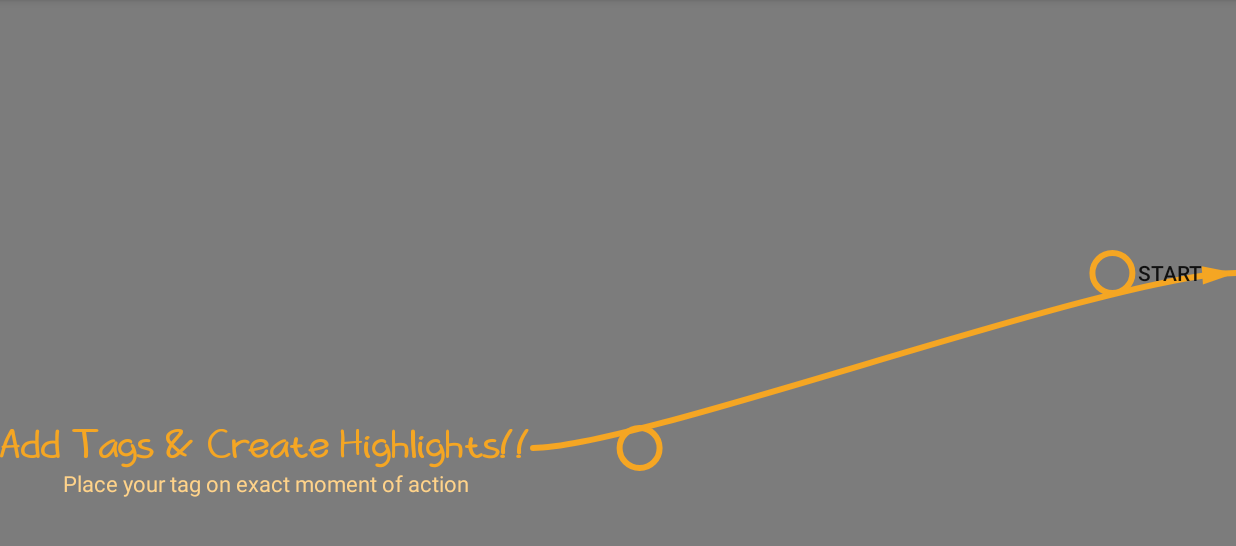
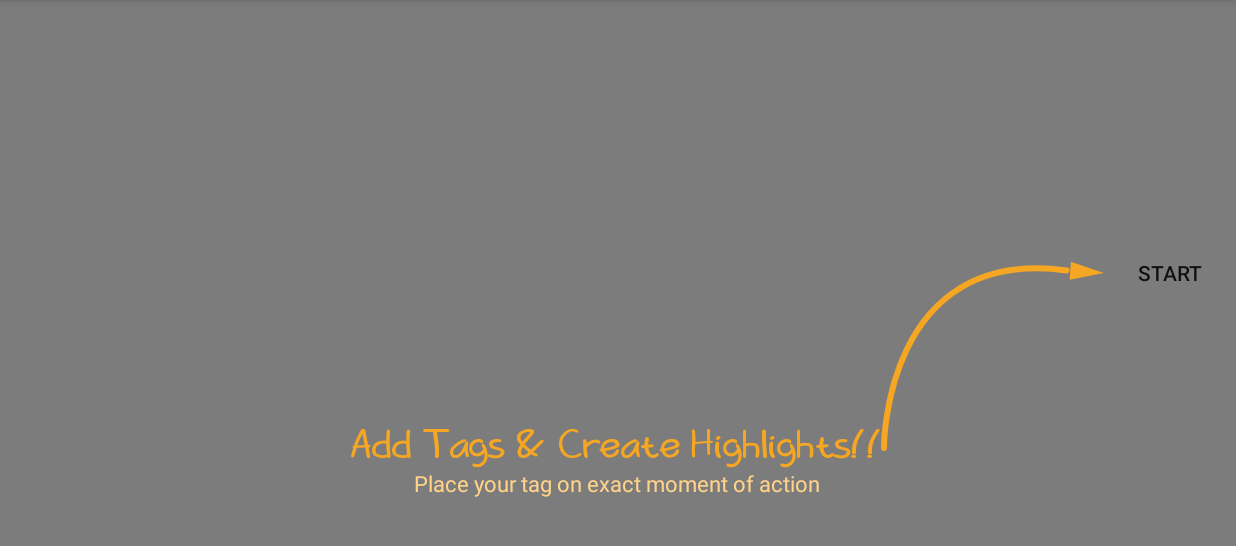
Before and after one commit to mkovalyk/arrow, an Android app: the screen it shows after launch (MainActivity), on a phone screen of 824 x 412 dp (held sideways), the part 72-618 px from its top. Run offline under Robolectric (Android 15) with nearby library versions, the phone set to English and light mode, and no system bars; 1 statement that could not run was skipped.

Commit message:
Add ability to set parameters via XML.

```diff
--- a/app/src/main/java/experiments/com/pixellot/walkthrough/BezieArrow.kt
+++ b/app/src/main/java/experiments/com/pixellot/walkthrough/BezieArrow.kt
@@ -17,24 +17,55 @@ import kotlin.math.sin
 class BezieArrow @JvmOverloads constructor(
         context: Context, attrs: AttributeSet? = null, defStyleAttr: Int = 0
 ) : View(context, attrs, defStyleAttr) {
-    private val start = PointF()
-    private val end = PointF()
-    private val firstMultiplier = PointF(0.2f, 0f)
-    private val secondMultiplier = PointF(-0.1f, 0f)
+    private val start: PointF
+    private val end: PointF
+    private val firstMultiplier: PointF
+    //= PointF(0.2f, 0f)
+    private val secondMultiplier: PointF
+    //= PointF(-0.1f, 0f)
     private val line = Paint(Paint.ANTI_ALIAS_FLAG)
     private val path = Path()
     private val arrowPath = Path()
     private val arrow = Paint(Paint.ANTI_ALIAS_FLAG)
+    private val first = PointF()
+    private val second = PointF()
+    private val result = PointF()
+
+    private val radius = 35
+    private val angleDegree = PI.toFloat() / 12
+    private val firstArrowVertex = PointF()
+    private val secondArrowVertex = PointF()
+    private val thirdArrowVertex = PointF()
+    private val TAG = "BezierArrow"
 
     init {
+        val styleAttrs = context.obtainStyledAttributes(attrs, R.styleable.BezieArrow)
+
+        val fromX = styleAttrs.getFloat(R.styleable.BezieArrow_fromX, 0f)
+        val toX = styleAttrs.getFloat(R.styleable.BezieArrow_toX, 0f)
+        val fromY = styleAttrs.getFloat(R.styleable.BezieArrow_fromY, 0f)
+        val toY = styleAttrs.getFloat(R.styleable.BezieArrow_toY, 0f)
+        val firstMultiplierX = styleAttrs.getFloat(R.styleable.BezieArrow_firstMultiplierX, 0f)
+        val firstMultiplierY = styleAttrs.getFloat(R.styleable.BezieArrow_firstMultiplierY, 0f)
+        val secondMultiplierX = styleAttrs.getFloat(R.styleable.BezieArrow_secondMultiplierX, 0f)
+        val secondMultiplierY = styleAttrs.getFloat(R.styleable.BezieArrow_secondMultiplierY, 0f)
+        val width = styleAttrs.getDimension(R.styleable.BezieArrow_line_width, 6f)
+        val color = styleAttrs.getColor(R.styleable.BezieArrow_line_color, Color.parseColor("#f5a623"))
+        styleAttrs.recycle()
+
+        start = PointF(fromX, fromY)
+        end = PointF(toX, toY)
+        firstMultiplier = PointF(firstMultiplierX, firstMultiplierY)
+        secondMultiplier = PointF(secondMultiplierX, secondMultiplierY)
+
         line.style = Paint.Style.STROKE
-        line.color = Color.parseColor("#f5a623")
-        line.strokeWidth = 6f
+        line.color = color
+        line.strokeWidth = width
         line.strokeCap = Paint.Cap.ROUND
 
         arrow.style = Paint.Style.FILL
-        arrow.color = Color.parseColor("#f5a623")
-        arrow.strokeWidth = 3f
+        arrow.color = color
+        evaluateMultipliers()
     }
 
     fun setStart(x: Float, y: Float) {
@@ -43,12 +74,8 @@ class BezieArrow @JvmOverloads constructor(
         evaluateMultipliers()
     }
 
-    val first = PointF()
-    val second = PointF()
-    val result = PointF()
-    private val TAG = "BezierArrow"
 
-    fun evaluateMultipliers() {
+    private fun evaluateMultipliers() {
         first.x = start.x + firstMultiplier.x * start.x
         first.y = start.y + firstMultiplier.y * start.y
 
@@ -77,13 +104,6 @@ class BezieArrow @JvmOverloads constructor(
         Log.d(TAG, "evaluateMultipliers: first: $firstArrowVertex second: $secondArrowVertex")
     }
 
-    private val radius = 35
-    private val angleDegree = PI.toFloat() / 12
-    private val firstArrowVertex = PointF()
-    private val secondArrowVertex = PointF()
-    private val thirdArrowVertex = PointF()
-
-
     fun getAngle(first: PointF, second: PointF): Float {
         val angle = atan2((second.y - first.y), (second.x - first.x))
         Log.d(TAG, "getAngle: ${Math.toDegrees(angle.toDouble())}")
@@ -101,7 +121,7 @@ class BezieArrow @JvmOverloads constructor(
         path.reset()
 
         path.moveTo(start.x, start.y)
-        path.cubicTo(first.x, first.y, second.x, second.y, end.x, end.y)
+        path.cubicTo(first.x, first.y, second.x, second.y, result.x, result.y)
         canvas.drawPath(path, line)
 
         // draw arrow with correct angle
@@ -112,9 +132,6 @@ class BezieArrow @JvmOverloads constructor(
         arrowPath.lineTo(thirdArrowVertex.x, thirdArrowVertex.y)
         arrowPath.close()
         canvas.drawPath(arrowPath, arrow)
-        canvas.drawCircle(first.x, first.y, 20f, line)
-        canvas.drawCircle(second.x, second.y, 20f, line)
-//        canvas.drawCircle(result.x, result.y, 10f, arrow)
         super.onDraw(canvas)
     }
 }
--- a/app/src/main/java/experiments/com/pixellot/walkthrough/MainActivity.kt
+++ b/app/src/main/java/experiments/com/pixellot/walkthrough/MainActivity.kt
@@ -6,13 +6,10 @@ import android.util.Log
 import android.view.MotionEvent
 import android.view.View
 import kotlinx.android.synthetic.main.activity_main.*
-import java.util.*
 
 
 class MainActivity : AppCompatActivity() {
     val TAG = "MainActivity"
-    private val random = Random(100)
-
     override fun onCreate(savedInstanceState: Bundle?) {
         super.onCreate(savedInstanceState)
         setContentView(R.layout.activity_main)
@@ -23,6 +20,8 @@ class MainActivity : AppCompatActivity() {
             setEndForArrow()
         }
         layout.setOnTouchListener { v, event -> buttonTouched(v, event) }
+
+        val builder = WalkthroughBuilder()
     }
 
     var oldX: Float = 0f
@@ -41,15 +40,15 @@ class MainActivity : AppCompatActivity() {
     }
 
     private fun setEndForArrow() {
-        arrow.setEnd(button.x + button.width, button.y + button.height / 2)
-//        arrow.setEnd(button.x, button.y + button.height / 2)
+//        arrow.setEnd(button.x + button.width, button.y + button.height / 2)
+        arrow.setEnd(button.x, button.y + button.height / 2)
     }
 
     private fun drawArrow(newX: Float, newY: Float) {
         button.x = newX
         button.y = newY
-//        arrow.setEnd(button.x, button.y + button.height / 2)
-        arrow.setEnd(button.x + button.width, button.y + button.height / 2)
+        arrow.setEnd(button.x, button.y + button.height / 2)
+//        arrow.setEnd(button.x + button.width, button.y + button.height / 2)
         arrow.invalidate()
     }
 
--- a/app/src/main/res/layout/activity_main.xml
+++ b/app/src/main/res/layout/activity_main.xml
@@ -2,6 +2,7 @@
 <FrameLayout
     android:id="@+id/layout"
     xmlns:android="http://schemas.android.com/apk/res/android"
+    xmlns:app="http://schemas.android.com/apk/res-auto"
     xmlns:tools="http://schemas.android.com/tools"
     android:layout_width="match_parent"
     android:layout_height="match_parent"
@@ -12,7 +13,7 @@
     <LinearLayout
         android:layout_width="wrap_content"
         android:layout_height="wrap_content"
-        android:layout_gravity="start|bottom"
+        android:layout_gravity="center_horizontal|bottom"
         android:layout_marginBottom="32dp"
         android:orientation="vertical">
 
@@ -48,6 +49,16 @@
         android:id="@+id/arrow"
         android:layout_width="match_parent"
         android:layout_height="match_parent"
-        android:layout_gravity="center"/>
+        android:layout_gravity="center"
+        app:firstMultiplierX="0"
+        app:firstMultiplierY="0"
+        app:fromX="1000"
+        app:fromY="500"
+        app:line_color="#f5a623"
+        app:line_width="2dp"
+        app:secondMultiplierX="-0.2"
+        app:secondMultiplierY="-0.1"
+        app:toX="1000"
+        app:toY="100"/>
 
 </FrameLayout>
--- /dev/null
+++ b/app/src/main/res/values/attrs.xml
@@ -0,0 +1,15 @@
+<?xml version="1.0" encoding="utf-8"?>
+<resources>
+    <declare-styleable name="BezieArrow">
+        <attr name="fromX" format="float"/>
+        <attr name="toX" format="float"/>
+        <attr name="fromY" format="float"/>
+        <attr name="toY" format="float"/>
+        <attr name="firstMultiplierX" format="float"/>
+        <attr name="firstMultiplierY" format="float"/>
+        <attr name="secondMultiplierX" format="float"/>
+        <attr name="secondMultiplierY" format="float"/>
+        <attr name="line_width" format="reference|float"/>
+        <attr name="line_color" format="reference|color"/>
+    </declare-styleable>
+</resources>
```
